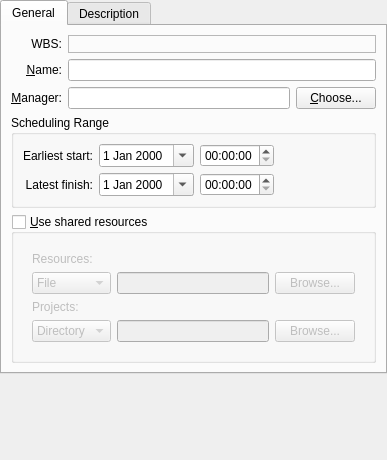
Old version of the form plan/libs/ui/kptmainprojectpanelbase.ui in the repository KDE/calligra.
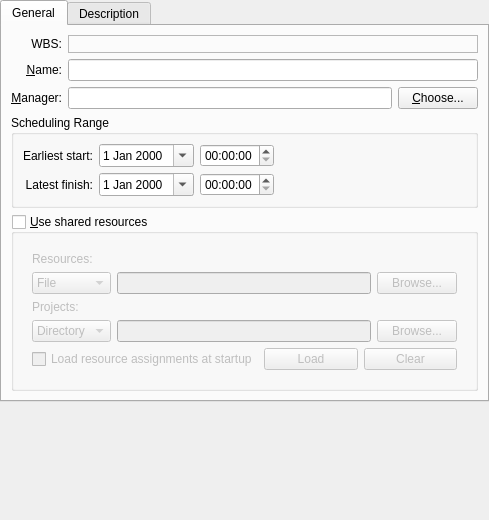
New version of the form. Icons and pictures are not drawn. Custom widgets are drawn as their Qt base class.

Commit message:
Plan: Give user more control over external resource assignments
User can now clear and load from project dialog and
specify if assignments shall be loaded/not loaded at startup.

The edit to the form file:
```diff
--- a/plan/libs/ui/kptmainprojectpanelbase.ui
+++ b/plan/libs/ui/kptmainprojectpanelbase.ui
@@ -7,8 +7,8 @@
    <rect>
     <x>0</x>
     <y>0</y>
-    <width>387</width>
-    <height>460</height>
+    <width>489</width>
+    <height>520</height>
    </rect>
   </property>
   <property name="locale">
@@ -261,6 +261,13 @@
                </property>
               </widget>
              </item>
+             <item row="2" column="0">
+              <widget class="QLabel" name="projectsLabel">
+               <property name="text">
+                <string>Projects:</string>
+               </property>
+              </widget>
+             </item>
              <item row="3" column="0">
               <widget class="QComboBox" name="projectsType">
                <item>
@@ -284,12 +291,36 @@
                </property>
               </widget>
              </item>
-             <item row="2" column="0">
-              <widget class="QLabel" name="projectsLabel">
-               <property name="text">
-                <string>Projects:</string>
-               </property>
-              </widget>
+             <item row="4" column="0" colspan="3">
+              <layout class="QHBoxLayout" name="horizontalLayout_2">
+               <item>
+                <widget class="QCheckBox" name="projectsLoadAtStartup">
+                 <property name="text">
+                  <string>Load resource assignments at startup</string>
+                 </property>
+                </widget>
+               </item>
+               <item>
+                <widget class="QPushButton" name="projectsLoadBtn">
+                 <property name="text">
+                  <string>Load</string>
+                 </property>
+                 <property name="icon">
+                  <iconset theme="document-import"/>
+                 </property>
+                </widget>
+               </item>
+               <item>
+                <widget class="QPushButton" name="projectsClearBtn">
+                 <property name="text">
+                  <string>Clear</string>
+                 </property>
+                 <property name="icon">
+                  <iconset theme="edit-clear"/>
+                 </property>
+                </widget>
+               </item>
+              </layout>
              </item>
             </layout>
            </widget>
```
The commit also changes 13 other files.
